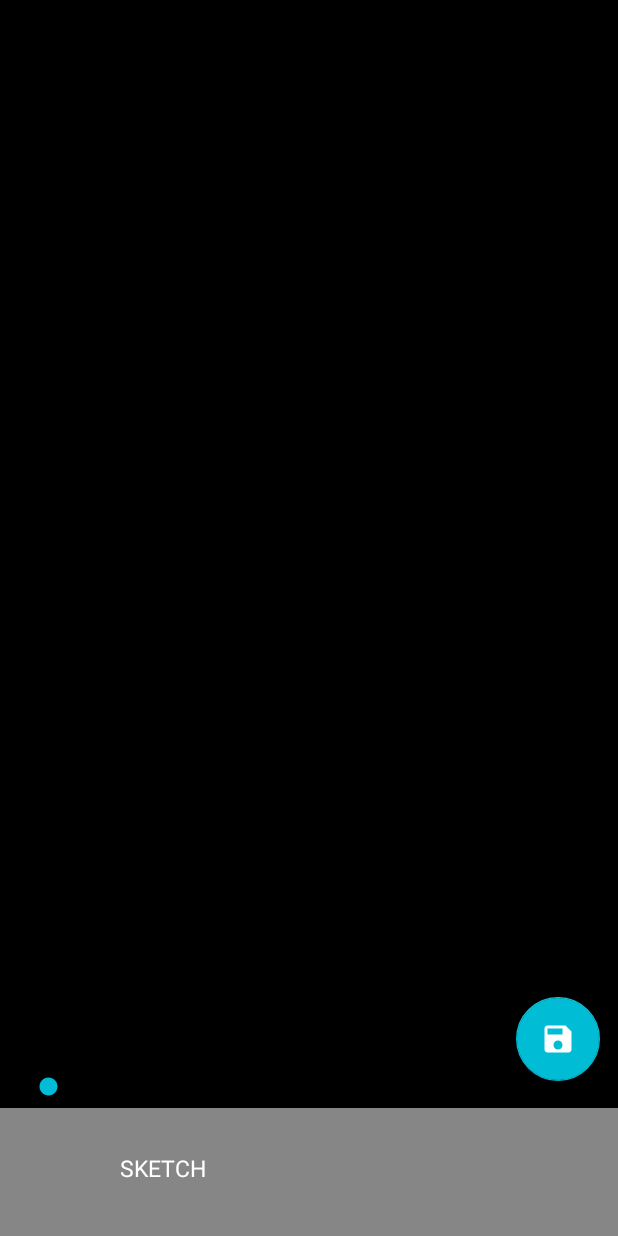
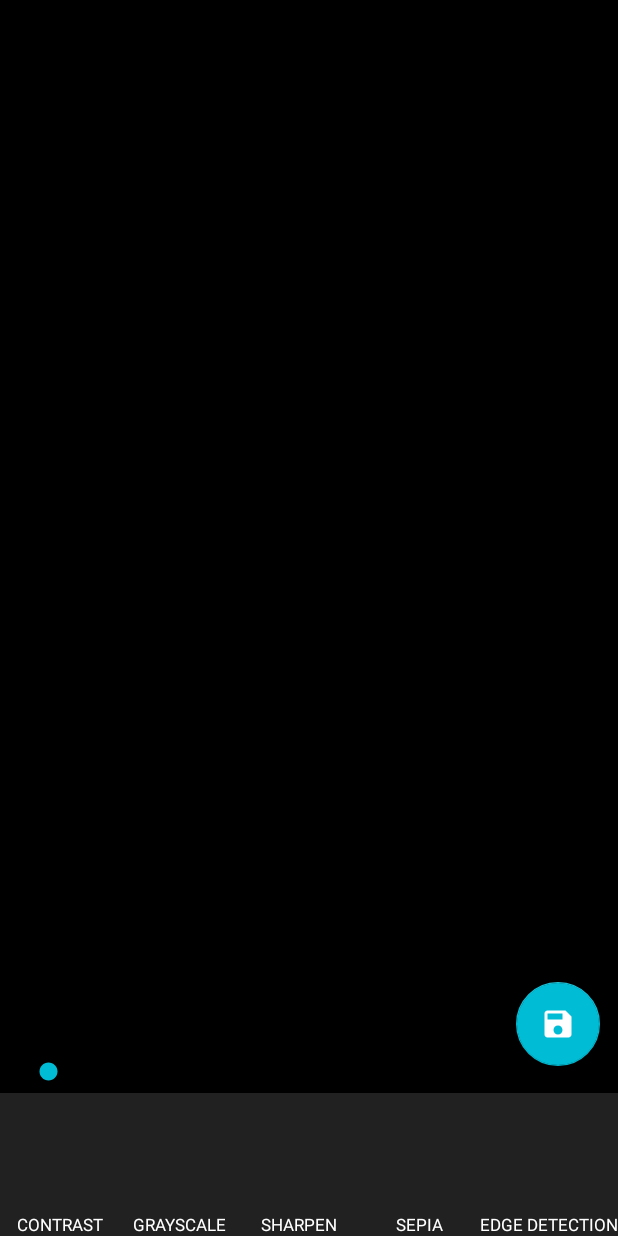
Before and after one commit to deepak-gehlot/insta, an Android app: the PhotoFileterActivity2 screen opened directly, with no data from a screen before it, on a phone screen of 412 x 824 dp. Run offline under Robolectric (Android 15) with nearby library versions, the phone set to English and light mode, and no system bars; our stand-ins replace AdMob, CircleImageView; libraries missing offline, so code that uses them is left out: com.zomato.photofilters, jp.co.cyberagent, net.alhazmy13.imagefilter; plain views replace GPUImageView; 8 statements that could not run were skipped.

Commit message:
09-08-2017

```diff
--- a/app/src/main/java/rudiment/jsoupexample/PhotoFileterActivity2.java
+++ b/app/src/main/java/rudiment/jsoupexample/PhotoFileterActivity2.java
@@ -6,6 +6,7 @@ import android.graphics.Bitmap;
 import android.graphics.BitmapFactory;
 import android.net.Uri;
 import android.os.Bundle;
+import android.os.Environment;
 import android.os.Handler;
 import android.support.v7.app.AppCompatActivity;
 import android.support.v7.widget.LinearLayoutManager;
@@ -21,7 +22,10 @@ import com.zomato.photofilters.imageprocessors.Filter;
 import net.alhazmy13.imagefilter.ImageFilter;
 
 import java.io.File;
+import java.io.FileOutputStream;
+import java.text.SimpleDateFormat;
 import java.util.ArrayList;
+import java.util.Date;
 import java.util.List;
 
 import jp.co.cyberagent.android.gpuimage.GPUImage;
@@ -53,6 +57,7 @@ public class PhotoFileterActivity2 extends AppCompatActivity implements SeekBar.
         findViewById(R.id.button_save).setOnClickListener(this);
 
         mGPUImageView = (GPUImageView) findViewById(R.id.gpuimage);
+        mGPUImageView.setScaleType(GPUImage.ScaleType.CENTER_INSIDE);
         filterListView = (RecyclerView) findViewById(R.id.filterListView);
         filterListView.setLayoutManager(new LinearLayoutManager(PhotoFileterActivity2.this, LinearLayoutManager.HORIZONTAL, false));
 
@@ -142,123 +147,123 @@ public class PhotoFileterActivity2 extends AppCompatActivity implements SeekBar.
 
                 t2.image = getFilterThumbBitmap(PhotoFileterActivity2.this, GPUImageFilterTools.FilterType.GRAYSCALE);
                 t2.filter = GPUImageFilterTools.FilterType.GRAYSCALE;
-                t1.title = "GRAYSCALE";
+                t2.title = "GRAYSCALE";
 
                 t3.image = getFilterThumbBitmap(PhotoFileterActivity2.this, GPUImageFilterTools.FilterType.SHARPEN);
                 t3.filter = GPUImageFilterTools.FilterType.SHARPEN;
-                t1.title = "SHARPEN";
+                t3.title = "SHARPEN";
 
                 t4.image = getFilterThumbBitmap(PhotoFileterActivity2.this, GPUImageFilterTools.FilterType.SEPIA);
                 t4.filter = GPUImageFilterTools.FilterType.SEPIA;
-                t1.title = "SEPIA";
+                t4.title = "SEPIA";
 
                 t5.image = getFilterThumbBitmap(PhotoFileterActivity2.this, GPUImageFilterTools.FilterType.SOBEL_EDGE_DETECTION);
                 t5.filter = GPUImageFilterTools.FilterType.SOBEL_EDGE_DETECTION;
-                t1.title = "EDGE DETECTION";
+                t5.title = "EDGE DETECTION";
 
                 t6.image = getFilterThumbBitmap(PhotoFileterActivity2.this, GPUImageFilterTools.FilterType.THREE_X_THREE_CONVOLUTION);
                 t6.filter = GPUImageFilterTools.FilterType.THREE_X_THREE_CONVOLUTION;
-                t1.title = "CONVOLUTION";
+                t6.title = "CONVOLUTION";
 
                 t7.image = getFilterThumbBitmap(PhotoFileterActivity2.this, GPUImageFilterTools.FilterType.FILTER_GROUP);
                 t7.filter = GPUImageFilterTools.FilterType.FILTER_GROUP;
-                t1.title = "FILTER GROUP";
+                t7.title = "FILTER GROUP";
 
                 t8.image = getFilterThumbBitmap(PhotoFileterActivity2.this, GPUImageFilterTools.FilterType.EMBOSS);
                 t8.filter = GPUImageFilterTools.FilterType.EMBOSS;
-                t1.title = "EMBOSS";
+                t8.title = "EMBOSS";
 
                 t9.image = getFilterThumbBitmap(PhotoFileterActivity2.this, GPUImageFilterTools.FilterType.POSTERIZE);
                 t9.filter = GPUImageFilterTools.FilterType.POSTERIZE;
-                t1.title = "POSTERIZE";
+                t9.title = "POSTERIZE";
 
                 t10.image = getFilterThumbBitmap(PhotoFileterActivity2.this, GPUImageFilterTools.FilterType.GAMMA);
                 t10.filter = GPUImageFilterTools.FilterType.GAMMA;
-                t1.title = "GAMMA";
+                t10.title = "GAMMA";
 
                 t11.image = getFilterThumbBitmap(PhotoFileterActivity2.this, GPUImageFilterTools.FilterType.BRIGHTNESS);
                 t11.filter = GPUImageFilterTools.FilterType.BRIGHTNESS;
-                t1.title = "BRIGHTNESS";
+                t11.title = "BRIGHTNESS";
 
                 t12.image = getFilterThumbBitmap(PhotoFileterActivity2.this, GPUImageFilterTools.FilterType.INVERT);
                 t12.filter = GPUImageFilterTools.FilterType.INVERT;
-                t1.title = "INVERT";
+                t12.title = "INVERT";
 
                 t13.image = getFilterThumbBitmap(PhotoFileterActivity2.this, GPUImageFilterTools.FilterType.HUE);
                 t13.filter = GPUImageFilterTools.FilterType.HUE;
-                t1.title = "HUE";
+                t13.title = "HUE";
 
                 t14.image = getFilterThumbBitmap(PhotoFileterActivity2.this, GPUImageFilterTools.FilterType.PIXELATION);
                 t14.filter = GPUImageFilterTools.FilterType.PIXELATION;
-                t1.title = "PIXELATION";
+                t14.title = "PIXELATION";
 
                 t15.image = getFilterThumbBitmap(PhotoFileterActivity2.this, GPUImageFilterTools.FilterType.SATURATION);
                 t15.filter = GPUImageFilterTools.FilterType.SATURATION;
-                t1.title = "SATURATION";
+                t15.title = "SATURATION";
 
                 t16.image = getFilterThumbBitmap(PhotoFileterActivity2.this, GPUImageFilterTools.FilterType.EXPOSURE);
                 t16.filter = GPUImageFilterTools.FilterType.EXPOSURE;
-                t1.title = "EXPOSURE";
+                t16.title = "EXPOSURE";
 
                 t17.image = getFilterThumbBitmap(PhotoFileterActivity2.this, GPUImageFilterTools.FilterType.HIGHLIGHT_SHADOW);
                 t17.filter = GPUImageFilterTools.FilterType.HIGHLIGHT_SHADOW;
-                t1.title = "HIGHLIGHT SHADOW";
+                t17.title = "HIGHLIGHT SHADOW";
 
                 t18.image = getFilterThumbBitmap(PhotoFileterActivity2.this, GPUImageFilterTools.FilterType.MONOCHROME);
                 t18.filter = GPUImageFilterTools.FilterType.MONOCHROME;
-                t1.title = "MONOCHROME";
+                t18.title = "MONOCHROME";
 
                 t19.image = getFilterThumbBitmap(PhotoFileterActivity2.this, GPUImageFilterTools.FilterType.OPACITY);
                 t19.filter = GPUImageFilterTools.FilterType.OPACITY;
-                t1.title = "OPACITY";
+                t19.title = "OPACITY";
 
                 t20.image = getFilterThumbBitmap(PhotoFileterActivity2.this, GPUImageFilterTools.FilterType.RGB);
                 t20.filter = GPUImageFilterTools.FilterType.RGB;
-                t1.title = "RGB";
+                t20.title = "RGB";
 
                 t21.image = getFilterThumbBitmap(PhotoFileterActivity2.this, GPUImageFilterTools.FilterType.WHITE_BALANCE);
                 t21.filter = GPUImageFilterTools.FilterType.WHITE_BALANCE;
-                t1.title = "WHITE BALANCE";
+                t21.title = "WHITE BALANCE";
 
                 t22.image = getFilterThumbBitmap(PhotoFileterActivity2.this, GPUImageFilterTools.FilterType.VIGNETTE);
                 t22.filter = GPUImageFilterTools.FilterType.VIGNETTE;
-                t1.title = "";
+                t22.title = "";
 
                 t23.image = getFilterThumbBitmap(PhotoFileterActivity2.this, GPUImageFilterTools.FilterType.TONE_CURVE);
                 t23.filter = GPUImageFilterTools.FilterType.TONE_CURVE;
-                t1.title = "VIGNETTE";
+                t23.title = "VIGNETTE";
 
                 t24.image = getFilterThumbBitmap(PhotoFileterActivity2.this, GPUImageFilterTools.FilterType.LOOKUP_AMATORKA);
                 t24.filter = GPUImageFilterTools.FilterType.LOOKUP_AMATORKA;
-                t1.title = "LOOKUP AMATORKA";
+                t24.title = "LOOKUP AMATORKA";
 
                 t25.image = getFilterThumbBitmap(PhotoFileterActivity2.this, GPUImageFilterTools.FilterType.CROSSHATCH);
                 t25.filter = GPUImageFilterTools.FilterType.CROSSHATCH;
-                t1.title = "CROSSHATCH";
+                t25.title = "CROSSHATCH";
 
                 t26.image = getFilterThumbBitmap(PhotoFileterActivity2.this, GPUImageFilterTools.FilterType.BOX_BLUR);
                 t26.filter = GPUImageFilterTools.FilterType.BOX_BLUR;
-                t1.title = "BOX BLUR";
+                t26.title = "BOX BLUR";
 
                 t27.image = getFilterThumbBitmap(PhotoFileterActivity2.this, GPUImageFilterTools.FilterType.CGA_COLORSPACE);
                 t27.filter = GPUImageFilterTools.FilterType.CGA_COLORSPACE;
-                t1.title = "COLORSPACE";
+                t27.title = "COLORSPACE";
 
                 t28.image = getFilterThumbBitmap(PhotoFileterActivity2.this, GPUImageFilterTools.FilterType.DILATION);
                 t28.filter = GPUImageFilterTools.FilterType.DILATION;
-                t1.title = "DILATION";
+                t28.title = "DILATION";
 
                 t29.image = getFilterThumbBitmap(PhotoFileterActivity2.this, GPUImageFilterTools.FilterType.KUWAHARA);
                 t29.filter = GPUImageFilterTools.FilterType.KUWAHARA;
-                t1.title = "KUWAHARA";
+                t29.title = "KUWAHARA";
 
                 t30.image = getFilterThumbBitmap(PhotoFileterActivity2.this, GPUImageFilterTools.FilterType.RGB_DILATION);
                 t30.filter = GPUImageFilterTools.FilterType.RGB_DILATION;
-                t1.title = "DILATION";
+                t30.title = "DILATION";
 
                 t31.image = getFilterThumbBitmap(PhotoFileterActivity2.this, GPUImageFilterTools.FilterType.SKETCH);
                 t31.filter = GPUImageFilterTools.FilterType.SKETCH;
-                t1.title = "SKETCH";
+                t31.title = "SKETCH";
 
                 thumbs = new ArrayList<>();
                 thumbs.add(t1);
@@ -307,8 +312,10 @@ public class PhotoFileterActivity2 extends AppCompatActivity implements SeekBar.
     }
 
     private void saveImage() {
-        String fileName = System.currentTimeMillis() + ".jpg";
-        mGPUImageView.saveToPictures(Constant.FOLDER_NAME, fileName, this);
+        Bitmap bitmap = mGPUImageView.getGPUImage().getBitmapWithFilterApplied();
+        saveBitmap(bitmap);
+       /* String fileName = System.currentTimeMillis() + ".jpg";
+        mGPUImageView.saveToPictures(Constant.FOLDER_NAME, fileName, this);*/
         new Handler().postDelayed(new Runnable() {
             @Override
             public void run() {
@@ -380,4 +387,21 @@ public class PhotoFileterActivity2 extends AppCompatActivity implements SeekBar.
         gpuImage.requestRender();
         return gpuImage.getBitmapWithFilterApplied();
     }
+
+    private void saveBitmap(Bitmap bitmap) {
+        File path = Environment
+                .getExternalStoragePublicDirectory(Environment.DIRECTORY_PICTURES);
+        // Create a media file name
+        String timeStamp = new SimpleDateFormat("ddMMyyyy_HHmm").format(new Date());
+        String mImageName = "INSTA_" + timeStamp + ".jpg";
+        File dest = new File(path, Constant.FOLDER_NAME + "/" + mImageName);
+        try {
+            FileOutputStream out = new FileOutputStream(dest);
+            bitmap.compress(Bitmap.CompressFormat.PNG, 100, out);
+            out.flush();
+            out.close();
+        } catch (Exception e) {
+            e.printStackTrace();
+        }
+    }
 }
--- a/app/src/main/java/rudiment/jsoupexample/adapter/ThumbnailsAdapter3.java
+++ b/app/src/main/java/rudiment/jsoupexample/adapter/ThumbnailsAdapter3.java
@@ -47,7 +47,6 @@ public class ThumbnailsAdapter3 extends RecyclerView.Adapter<RecyclerView.ViewHo
                         lastPosition = i;
                     }
                 }
-
             });
         } catch (Exception e) {
             e.printStackTrace();
--- a/app/src/main/java/rudiment/jsoupexample/clipboardlistener/ClipboardWatcherService.java
+++ b/app/src/main/java/rudiment/jsoupexample/clipboardlistener/ClipboardWatcherService.java
@@ -86,12 +86,14 @@ public class ClipboardWatcherService extends Service {
                 final String clipboard = cd.getItemAt(0).getText().toString();
                 log.append(clipboard);
                 log.append("\n\n");
+                if (clipboard.contains("https://www.instagram.com/p/")) {
                     new Handler(Looper.getMainLooper()).post(new Runnable() {
                         @Override
                         public void run() {
                             new Task().execute(clipboard);
                         }
                     });
+                }
             }
         }
     }
--- a/app/src/main/java/rudiment/jsoupexample/fragment/DownloadFragment.java
+++ b/app/src/main/java/rudiment/jsoupexample/fragment/DownloadFragment.java
@@ -67,7 +67,7 @@ public class DownloadFragment extends Fragment {
         super.onViewCreated(view, savedInstanceState);
         binding.setFragment(this);
 
-        AdRequest adRequest = new AdRequest.Builder().build();
+        AdRequest adRequest = new AdRequest.Builder().addTestDevice("6EF78ADD2A651B27934562EFF2ADF942").build();
         binding.adView.loadAd(adRequest);
         binding.adView2.loadAd(adRequest);
     }
--- a/app/src/main/java/rudiment/jsoupexample/fragment/DownloadListFragment.java
+++ b/app/src/main/java/rudiment/jsoupexample/fragment/DownloadListFragment.java
@@ -129,6 +129,8 @@ public class DownloadListFragment extends Fragment implements SwipeRefreshLayout
         binding.recyclerView.setAdapter(adapter);
         if (files.size() == 1) {
             binding.messageTxt.setVisibility(View.VISIBLE);
+        } else {
+            binding.messageTxt.setVisibility(View.GONE);
         }
     }
 
--- a/app/src/main/res/layout/activity_photo_fileter2.xml
+++ b/app/src/main/res/layout/activity_photo_fileter2.xml
@@ -82,6 +82,6 @@
     <android.support.v7.widget.RecyclerView
         android:id="@+id/filterListView"
         android:layout_width="match_parent"
-        android:layout_height="85dp"
-        android:background="@color/gray"/>
+        android:layout_height="wrap_content"
+        android:background="#212121"/>
 </LinearLayout>
--- a/app/src/main/res/layout/fragment_download_list.xml
+++ b/app/src/main/res/layout/fragment_download_list.xml
@@ -50,10 +50,10 @@
             android:layout_height="wrap_content"
             android:layout_above="@+id/adView"
             android:layout_centerHorizontal="true"
-            app:elevation="16dp"
             android:layout_gravity="bottom"
             app:background_color="@color/colorPrimary"
             app:button_menu="@menu/menu_main2"
+            app:elevation="16dp"
             app:fab_color="@color/colorAccent"/>
 
     </RelativeLayout>
--- a/app/src/main/res/layout/list_thumbnail_item.xml
+++ b/app/src/main/res/layout/list_thumbnail_item.xml
@@ -2,6 +2,8 @@
 <LinearLayout
     xmlns:android="http://schemas.android.com/apk/res/android"
     android:layout_width="wrap_content"
+    android:orientation="vertical"
+    android:gravity="center"
     android:layout_height="wrap_content">
 
     <de.hdodenhof.circleimageview.CircleImageView
@@ -19,6 +21,6 @@
         android:lines="1"
         android:text="TEst"
         android:textColor="@color/white"
-        android:textSize="15sp"/>
+        android:textSize="11sp"/>
 
 </LinearLayout>
--- a/app/src/main/res/values/strings.xml
+++ b/app/src/main/res/values/strings.xml
@@ -6,5 +6,5 @@
 
     <!-- TODO: Remove or change this placeholder text -->
     <string name="hello_blank_fragment">Hello blank fragment</string>
-    <string name="ad_key">ca-app-pub-8677331021062535/3417044997</string>
+    <string name="ad_key">ca-app-pub-8677331021062535/9289569186</string>
 </resources>
```
Also changed, not shown: app/src/main/java/rudiment/jsoupexample/IntroActivity.java (+4 -4 lines), app/src/main/res/layout/fragment_download.xml (+8 -3 lines), app/src/main/res/drawable/android_home_button.jpg (added), app/src/main/res/drawable/vish.jpg (added), 1 other file. Lines whose indentation alone changed are shown as unchanged.
